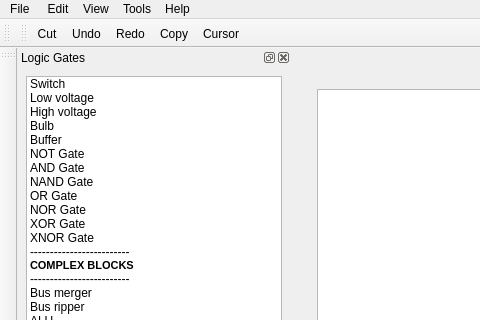
The window that dev/_interface.ui (andrew-antoniuk/CS_ALU) describes before a commit, drawn with Qt 5; both pictures show x 0 to 480 and y 0 to 320 of the 1229 by 734 pixel window.
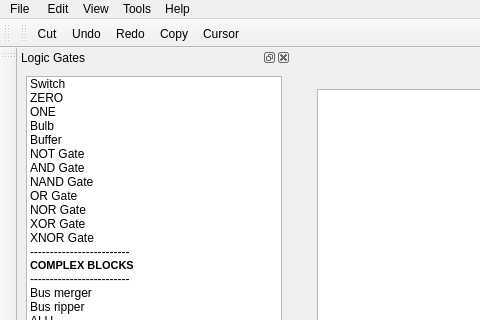
The same window after the commit. Icons and pictures are not drawn.

Commit message: Add ONE and ZERO, minor fixes

```diff
--- a/dev/_interface.ui
+++ b/dev/_interface.ui
@@ -127,7 +127,7 @@
        </item>
        <item>
         <property name="text">
-         <string>Low voltage</string>
+         <string>ZERO</string>
         </property>
         <property name="icon">
          <iconset>
@@ -136,7 +136,7 @@
        </item>
        <item>
         <property name="text">
-         <string>High voltage</string>
+         <string>ONE</string>
         </property>
         <property name="icon">
          <iconset>
```
The commit also changes 6 other files.
